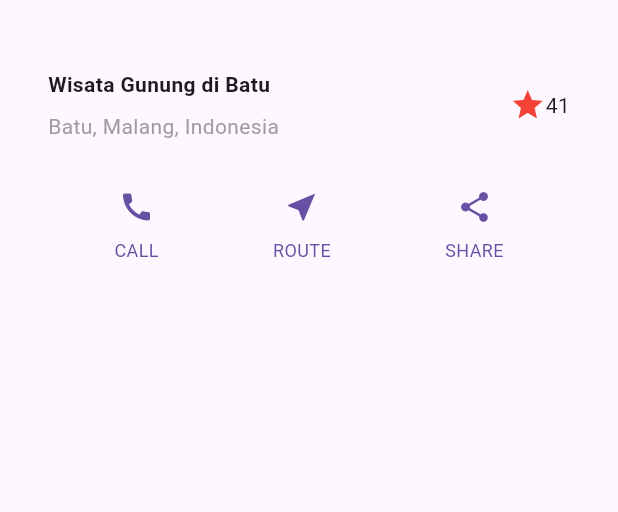
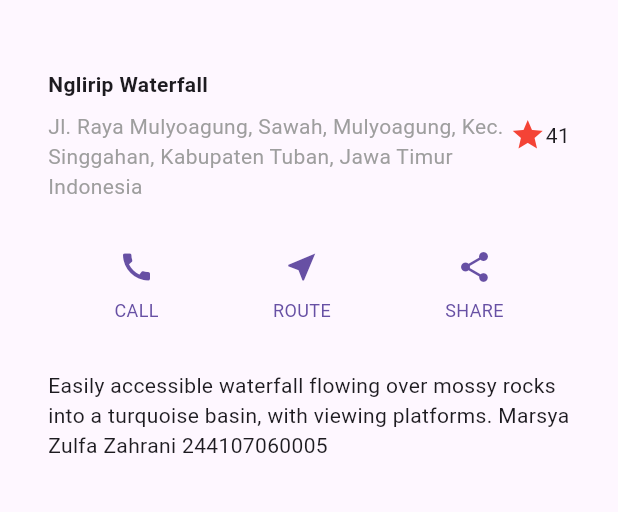
Before and after one commit to marsya505/Mobile_Programming, a Flutter app: the screen it shows after launch, on a phone screen of 412 x 824 dp, the part 63-575 px from its top. Run offline on Flutter 3.47's test engine with Material 3 defaults, Android fonts, the phone set to English and light mode, and no system bars.

Commit message:
Implementasi text section

```diff
--- a/Week_6/src/layout_flutter/lib/main.dart
+++ b/Week_6/src/layout_flutter/lib/main.dart
@@ -18,14 +18,14 @@ class MyApp extends StatelessWidget {
                 Container(
                   padding: const EdgeInsets.only(bottom: 8),
                   child: const Text(
-                    'Wisata Gunung di Batu',
+                    'Nglirip Waterfall',
                     style: TextStyle(
                       fontWeight: FontWeight.bold,
                     ),
                   ),
                 ),
                 Text(
-                  'Batu, Malang, Indonesia',
+                  'Jl. Raya Mulyoagung, Sawah, Mulyoagung, Kec. Singgahan, Kabupaten Tuban, Jawa Timur Indonesia',
                   style: TextStyle(
                     color: Colors.grey[500],
                   ),
@@ -53,6 +53,17 @@ class MyApp extends StatelessWidget {
       ],
     );
 
+    Widget textSection = Container(
+      padding: const EdgeInsets.all(32),
+      child: const Text(
+        'Easily accessible waterfall flowing '
+        'over mossy rocks into a turquoise '
+        'basin, with viewing platforms. '
+        'Marsya Zulfa Zahrani 244107060005',
+        softWrap: true,
+      ),
+    );
+
     return MaterialApp(
       title: 'Flutter layout: Marsya Zulfa Zahrani 244107060005',
       home: Scaffold(
@@ -63,6 +74,7 @@ class MyApp extends StatelessWidget {
           children: [
             titleSection,
             buttonSection,
+            textSection,
           ],
         ),
       ),
```
